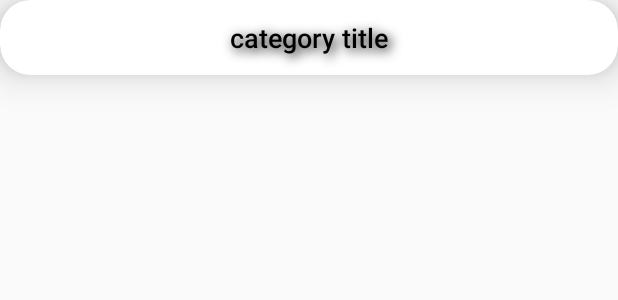
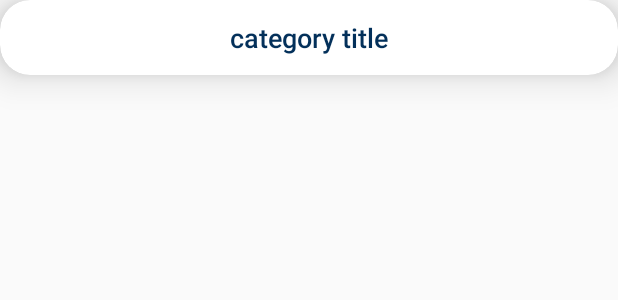
Before and after one commit to jatzuk/SnowWallpaper, an Android app: the layout preference_category_custom.xml on its own in the app's theme, with its tools: preview values and no code run, on a phone screen of 412 x 824 dp. Shown: the top 300 px of the screen. Run offline under Robolectric (Android 15) with nearby library versions, the phone set to English and light mode, and no system bars.

Commit message:
Styling update

```diff
--- a/app/src/main/java/dev/jatzuk/snowwallpaper/ui/preferences/PreferencesFragment.kt
+++ b/app/src/main/java/dev/jatzuk/snowwallpaper/ui/preferences/PreferencesFragment.kt
@@ -1,6 +1,5 @@
 package dev.jatzuk.snowwallpaper.ui.preferences
 
-import android.graphics.Color
 import android.graphics.drawable.Drawable
 import android.os.Bundle
 import android.view.Menu
@@ -71,7 +70,8 @@ class PreferencesFragment : AbstractPreferenceFragment(R.xml.preferences_main) {
         )
     }
 
-    override fun provideBackgroundColor(): Int = Color.YELLOW
+    override fun provideBackgroundColor(): Int =
+        ContextCompat.getColor(requireContext(), R.color.colorAccent)
 
     override fun provideBackground(): Drawable? = null
 //        ContextCompat.getDrawable(context!!, R.drawable.background_preferences_main_screen)
--- a/app/src/main/java/dev/jatzuk/snowwallpaper/ui/preferences/custom/CustomSwitchPreference.kt
+++ b/app/src/main/java/dev/jatzuk/snowwallpaper/ui/preferences/custom/CustomSwitchPreference.kt
@@ -15,7 +15,8 @@ class CustomSwitchPreference(
 
     init {
         if (backgroundImage == null) {
-            backgroundImage = ContextCompat.getDrawable(context, R.drawable.preference_background)
+            backgroundImage =
+                ContextCompat.getDrawable(context, R.drawable.intent_preference_background)
         }
     }
 
--- a/app/src/main/java/dev/jatzuk/snowwallpaper/ui/preferences/custom/IntentPreference.kt
+++ b/app/src/main/java/dev/jatzuk/snowwallpaper/ui/preferences/custom/IntentPreference.kt
@@ -22,7 +22,8 @@ class IntentPreference(
 
     init {
         if (backgroundImage == null) {
-            backgroundImage = ContextCompat.getDrawable(context, R.drawable.preference_background)
+            backgroundImage =
+                ContextCompat.getDrawable(context, R.drawable.intent_preference_background)
         }
     }
 
--- a/app/src/main/res/layout/preference_intent.xml
+++ b/app/src/main/res/layout/preference_intent.xml
@@ -1,5 +1,5 @@
 <?xml version="1.0" encoding="utf-8"?>
-<androidx.cardview.widget.CardView xmlns:android="http://schemas.android.com/apk/res/android"
+<LinearLayout xmlns:android="http://schemas.android.com/apk/res/android"
     xmlns:tools="http://schemas.android.com/tools"
     style="@style/PreferenceDefault"
     tools:viewBindingIgnore="true">
@@ -16,4 +16,4 @@
 
     </androidx.constraintlayout.widget.ConstraintLayout>
 
-</androidx.cardview.widget.CardView>
+</LinearLayout>
--- a/app/src/main/res/values/colors.xml
+++ b/app/src/main/res/values/colors.xml
@@ -2,7 +2,7 @@
 <resources>
     <color name="colorPrimary">#008577</color>
     <color name="colorPrimaryDark">#00574B</color>
-    <color name="colorAccent">#63a4ff</color>
+    <color name="colorAccent">#ADD5FE</color>
 
     <color name="colorToolbar">#032240</color>
 
@@ -12,8 +12,6 @@
     <color name="colorPreferenceTitle">#FFCC7F</color>
     <color name="colorPreferenceSubtitle">#BFFFCC7F</color>
 
-    <color name="colorPreferenceGeneralTitle">#000</color>
-
     <color name="colorPreferenceCategoryBackground">#FFB852</color>
     <color name="colorPreferenceIntentBackground">#03305A</color>
 
--- a/app/src/main/res/values/styles.xml
+++ b/app/src/main/res/values/styles.xml
@@ -46,7 +46,10 @@
 
     <style name="PreferenceCategoryTitleText" parent="PreferenceTextAppearanceTitle">
         <item name="android:layout_marginLeft">0dp</item>
-        <item name="android:textColor">@color/colorPreferenceGeneralTitle</item>
+        <item name="android:textColor">@color/colorPreferenceIntentBackground</item>
+        <item name="android:shadowDx">0</item>
+        <item name="android:shadowDy">0</item>
+        <item name="android:shadowRadius">0</item>
     </style>
 
     <style name="PreferenceDefault">
```
Also changed, not shown: app/src/main/res/drawable/snowfall_intent_background.xml (+18 -18 lines), app/src/main/res/drawable/snowflake_intent_background.xml (+18 -18 lines), app/src/main/res/drawable/intent_preference_background.png (added), app/src/main/res/drawable/preference_background.png (deleted), app/src/main/res/drawable/snowfall_background.png.
